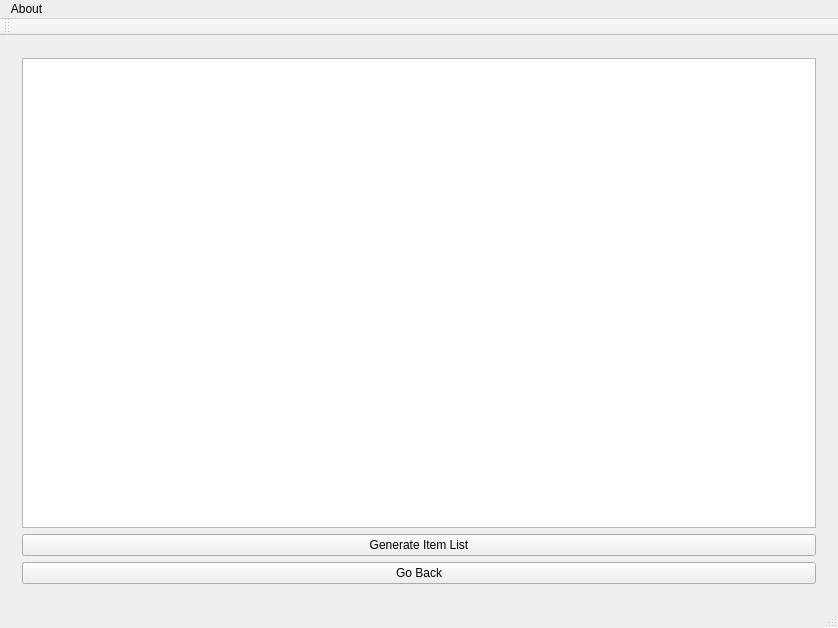
First picture: the form in mainwindow.ui, repository mronfire/Project-1---Warehouse-Manager, before the edit.
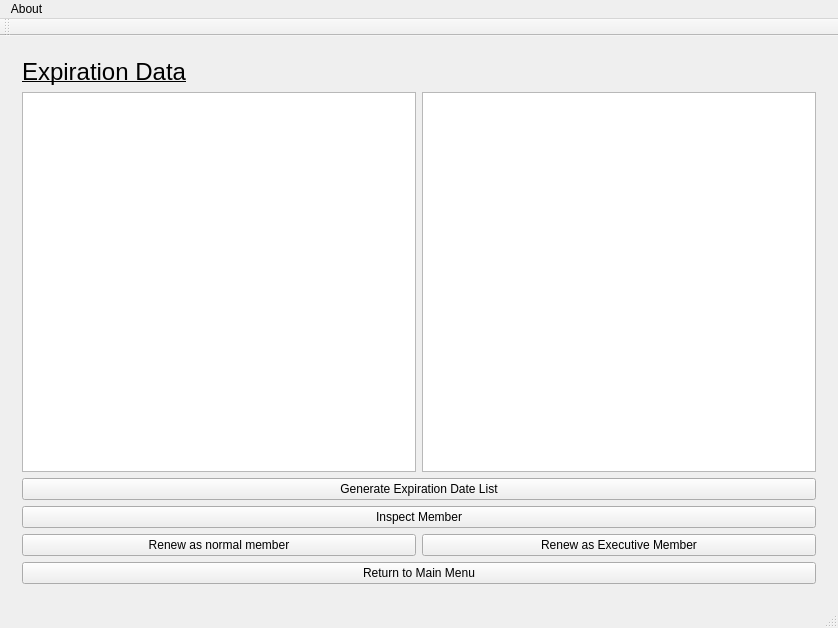
Second picture: the form after the edit.

```diff
--- a/mainwindow.ui
+++ b/mainwindow.ui
@@ -24,7 +24,7 @@
     <item row="0" column="0">
      <widget class="QStackedWidget" name="stackedWidget">
       <property name="currentIndex">
-       <number>5</number>
+       <number>7</number>
       </property>
       <widget class="QWidget" name="loginPage">
        <layout class="QGridLayout" name="gridLayout_4">
@@ -544,27 +544,37 @@
       </widget>
       <widget class="QWidget" name="PurchViewPage">
        <layout class="QGridLayout" name="gridLayout_15">
-        <item row="0" column="0">
+        <item row="1" column="0">
          <layout class="QGridLayout" name="gridLayout_14">
-          <item row="1" column="0">
-           <widget class="QPushButton" name="pushButton">
-            <property name="text">
-             <string>Generate Item List</string>
-            </property>
-           </widget>
-          </item>
           <item row="0" column="0">
+           <widget class="QListWidget" name="listWidget_ItemsSimple"/>
+          </item>
+          <item row="0" column="1">
            <widget class="QListWidget" name="listWidget_Items"/>
           </item>
-          <item row="2" column="0">
-           <widget class="QPushButton" name="pushButton_2">
-            <property name="text">
-             <string>Go Back</string>
-            </property>
-           </widget>
-          </item>
          </layout>
         </item>
+        <item row="2" column="0">
+         <widget class="QPushButton" name="pushButton">
+          <property name="text">
+           <string>Generate Item List</string>
+          </property>
+         </widget>
+        </item>
+        <item row="0" column="0">
+         <widget class="QLabel" name="label_11">
+          <property name="text">
+           <string>&lt;html&gt;&lt;head/&gt;&lt;body&gt;&lt;p&gt;&lt;span style=&quot; font-size:18pt; text-decoration: underline;&quot;&gt;Item List&lt;/span&gt;&lt;/p&gt;&lt;/body&gt;&lt;/html&gt;</string>
+          </property>
+         </widget>
+        </item>
+        <item row="3" column="0">
+         <widget class="QPushButton" name="pushButton_2">
+          <property name="text">
+           <string>Go Back</string>
+          </property>
+         </widget>
+        </item>
        </layout>
       </widget>
       <widget class="QWidget" name="AddPuchasePage">
@@ -709,6 +719,62 @@
         </item>
        </layout>
       </widget>
+      <widget class="QWidget" name="ExpirationPage">
+       <layout class="QGridLayout" name="gridLayout_17">
+        <item row="0" column="0">
+         <layout class="QGridLayout" name="gridLayout_16">
+          <item row="1" column="1">
+           <widget class="QListWidget" name="listWidget_expMemPlus"/>
+          </item>
+          <item row="5" column="1">
+           <widget class="QPushButton" name="pushButton_9">
+            <property name="text">
+             <string>Renew as Executive Member</string>
+            </property>
+           </widget>
+          </item>
+          <item row="5" column="0">
+           <widget class="QPushButton" name="pushButton_7">
+            <property name="text">
+             <string>Renew as normal member</string>
+            </property>
+           </widget>
+          </item>
+          <item row="1" column="0">
+           <widget class="QListWidget" name="listWidget_expMem"/>
+          </item>
+          <item row="0" column="0">
+           <widget class="QLabel" name="label_13">
+            <property name="text">
+             <string>&lt;html&gt;&lt;head/&gt;&lt;body&gt;&lt;p&gt;&lt;span style=&quot; font-size:18pt; text-decoration: underline;&quot;&gt;Expiration Data&lt;/span&gt;&lt;/p&gt;&lt;/body&gt;&lt;/html&gt;</string>
+            </property>
+           </widget>
+          </item>
+          <item row="3" column="0" colspan="2">
+           <widget class="QPushButton" name="pushButton_5">
+            <property name="text">
+             <string>Generate Expiration Date List</string>
+            </property>
+           </widget>
+          </item>
+          <item row="4" column="0" colspan="2">
+           <widget class="QPushButton" name="pushButton_6">
+            <property name="text">
+             <string>Inspect Member</string>
+            </property>
+           </widget>
+          </item>
+         </layout>
+        </item>
+        <item row="6" column="0">
+         <widget class="QPushButton" name="pushButton_4">
+          <property name="text">
+           <string>Return to Main Menu</string>
+          </property>
+         </widget>
+        </item>
+       </layout>
+      </widget>
      </widget>
     </item>
    </layout>
```
Left out of the diff: 178 changed lines with no effect on the pictures.
